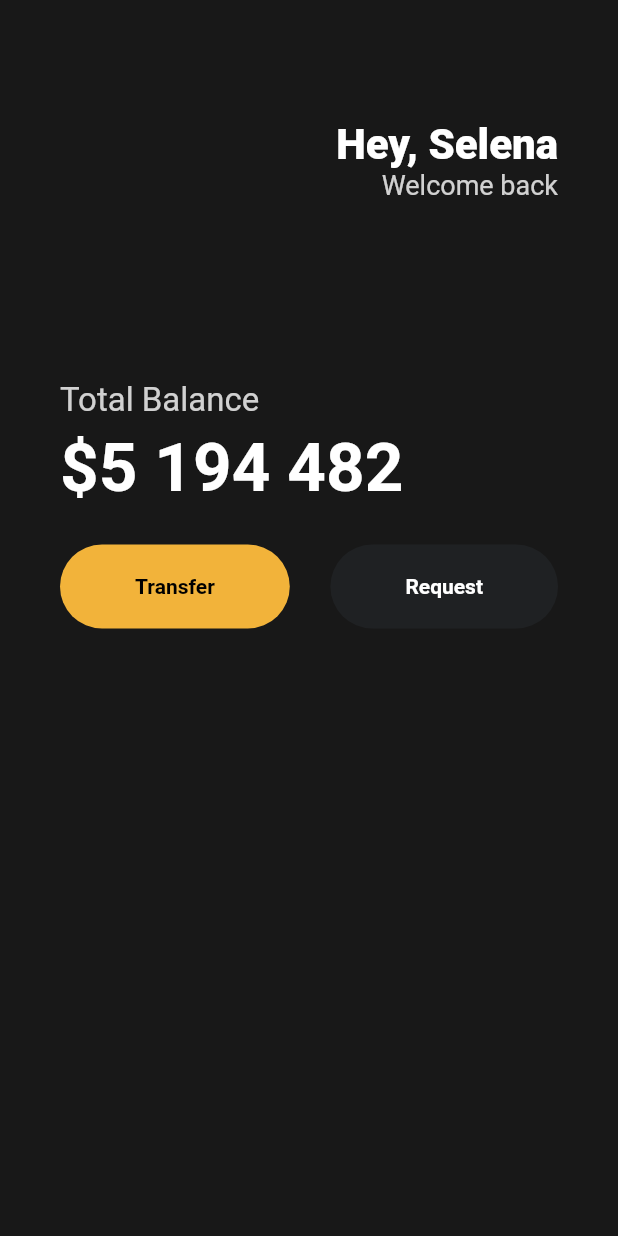
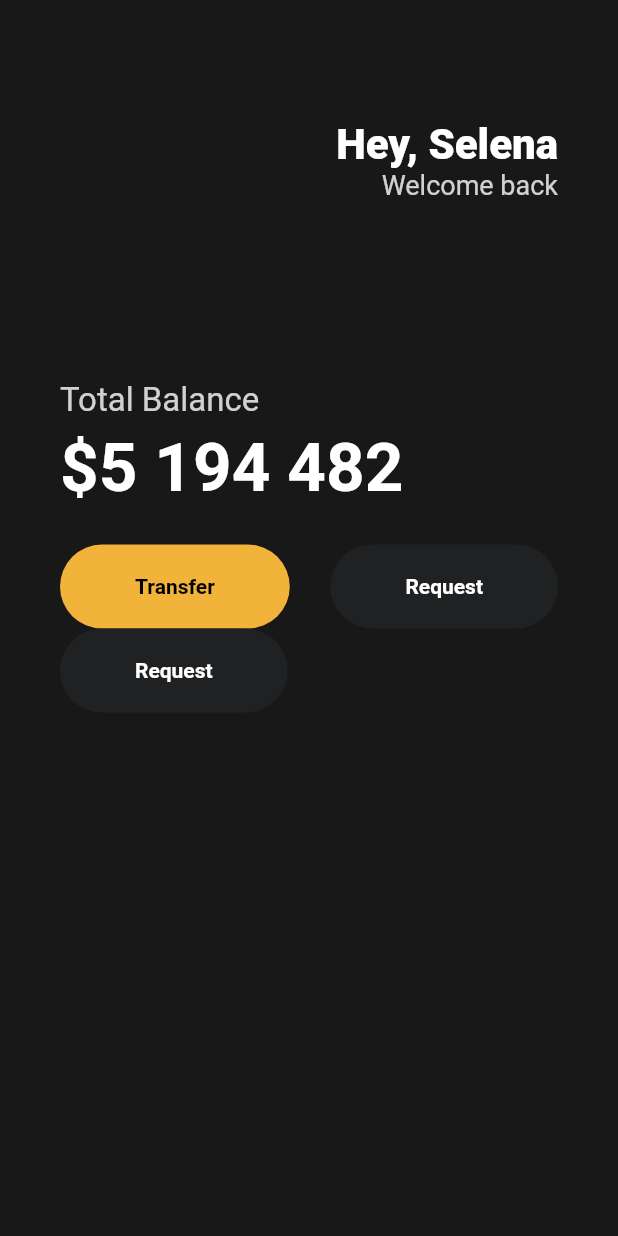
Before and after one commit to SHINDONGDONG/toonflix, a Flutter app: the screen it shows after launch, on a phone screen of 412 x 824 dp. Run offline on Flutter 3.47's test engine with Material 2 defaults, Android fonts, the phone set to English and light mode, and no system bars.

Commit message:
window commit

```diff
--- a/lib/main.dart
+++ b/lib/main.dart
@@ -82,6 +82,12 @@ class MyApp extends StatelessWidget {
                   ),
                 ],
               ),
+              ButtonWidget(
+                color: Color(0xFF1F2123),
+                text: 'Request',
+                textStyle: TextStyle(
+                    fontWeight: FontWeight.w600, color: Colors.white),
+              ),
             ],
           ),
         ),
```
